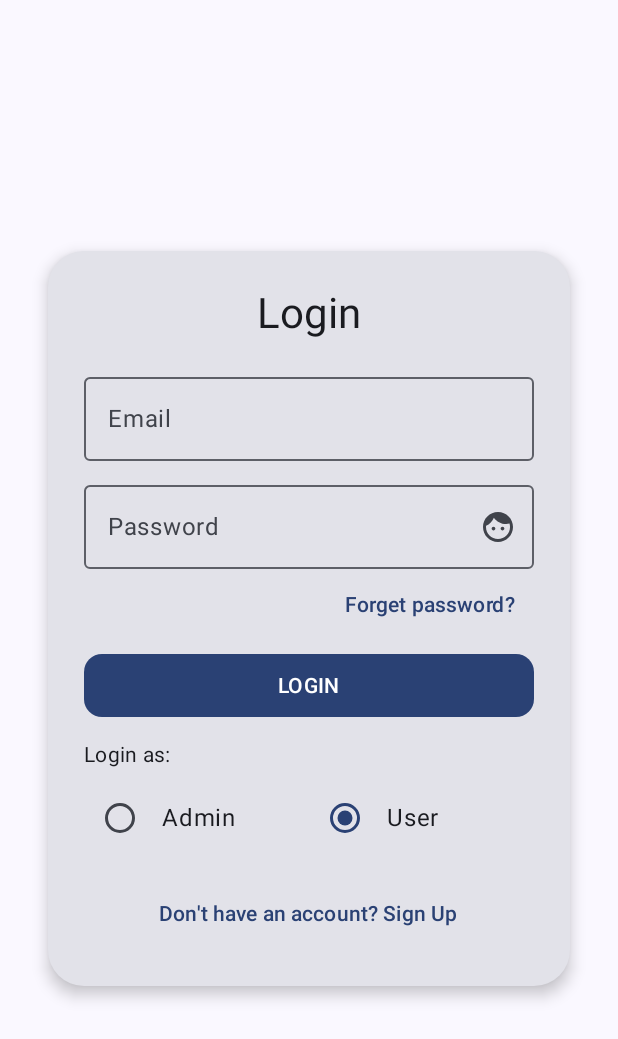
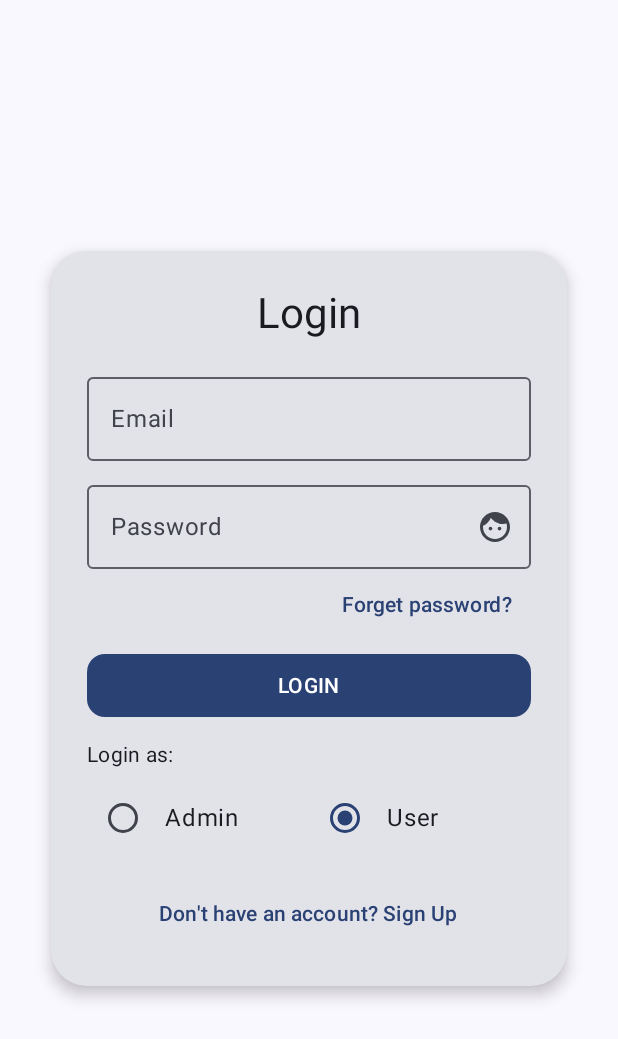
Before and after one commit to dhananjayingole/MyBizz, an Android app built with Jetpack Compose: the screen it shows after launch (MainActivity), on a phone screen of 412 x 824 dp. Shown: the top 1039 px of the screen. Run offline under Robolectric (Android 15) with nearby library versions, the phone set to English and light mode, and no system bars; our stand-ins replace Firebase (no records; nobody signed in at launch, a user with empty details on screens opened directly); libraries missing offline, so code that uses them is left out: com.google.api.client, com.google.api.services, com.google.auth.http, com.google.auth.oauth2.

Commit message:
Update LoginScreen.kt

```diff
--- a/app/src/main/java/eu/tutorials/mybizz/UIScreens/LoginScreen.kt
+++ b/app/src/main/java/eu/tutorials/mybizz/UIScreens/LoginScreen.kt
@@ -43,7 +43,7 @@ fun LoginScreen(
         Card(
             modifier = Modifier
                 .fillMaxWidth()
-                .padding(16.dp),
+                .padding(18.dp),
             shape = RoundedCornerShape(24.dp),
             elevation = CardDefaults.cardElevation(defaultElevation = 6.dp)
         ) {
```
